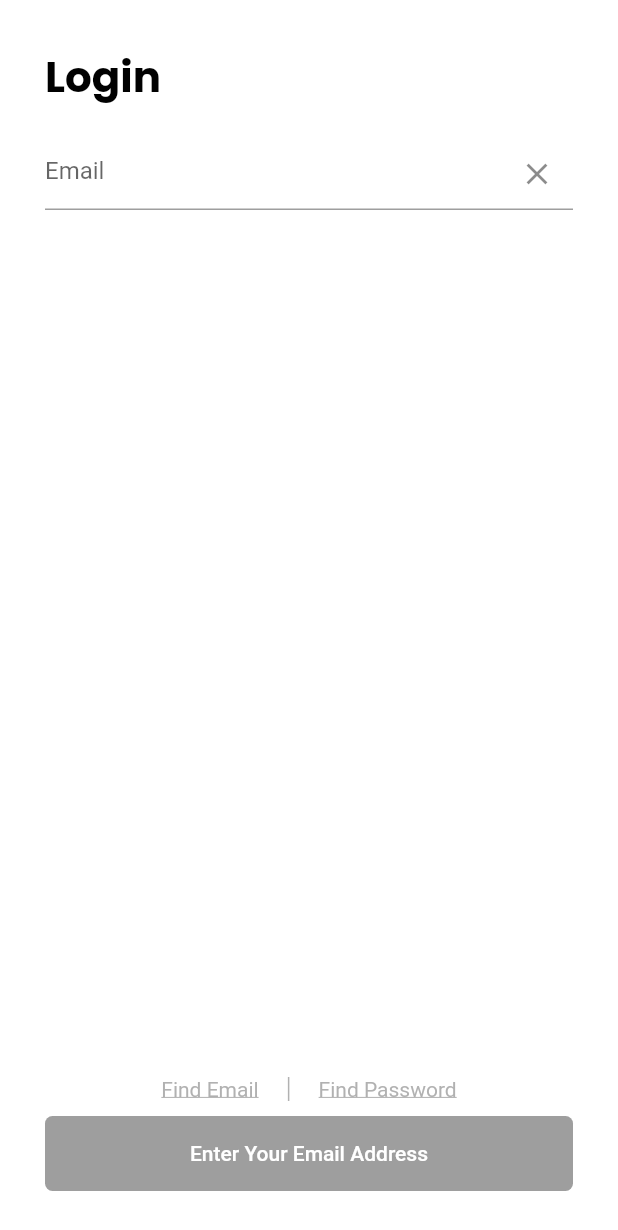
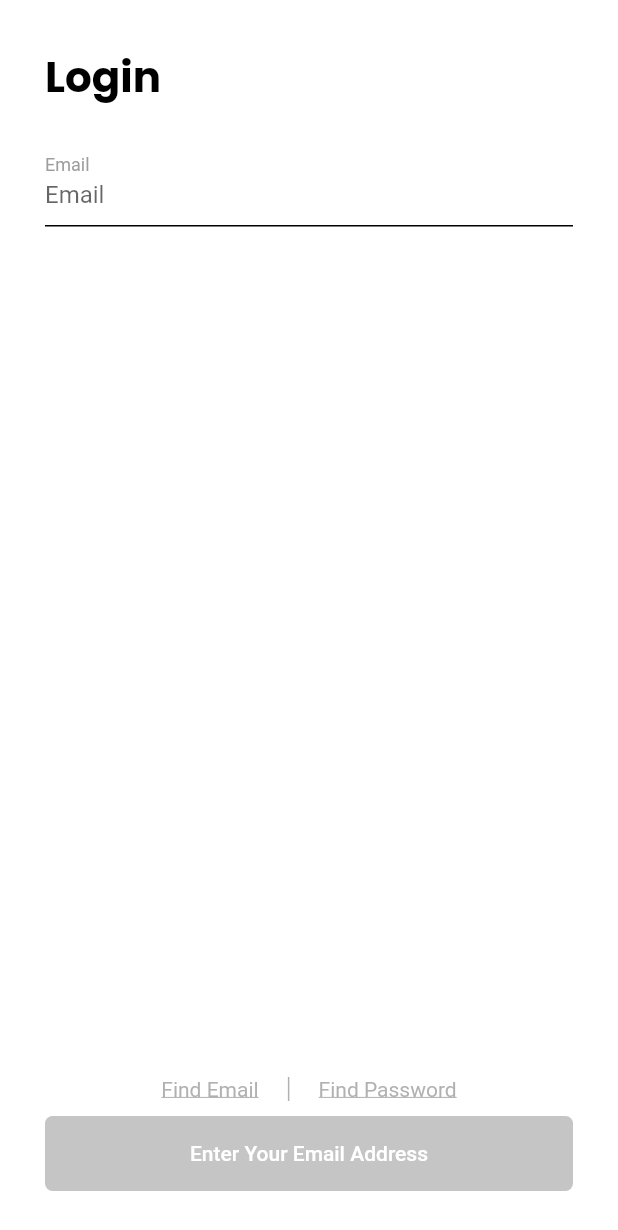
Before and after one commit to Abukiii/GetX-sample-project, a Flutter app: the screen it shows after launch, on a phone screen of 412 x 824 dp. Shown: the top 1230 px of the screen. Run offline on Flutter 3.47's test engine with Material 2 defaults, Android fonts, the phone set to English and light mode, and no system bars; our stand-ins replace get, google_fonts.

Commit message:
create reusable widgets

```diff
--- a/lib/View/screens/login_screen.dart
+++ b/lib/View/screens/login_screen.dart
@@ -1,12 +1,22 @@
 import 'package:flutter/material.dart';
 import 'package:get/get.dart';
+import 'package:getx_sample_project/View/widgets/custom_button.dart';
+import 'package:getx_sample_project/View/widgets/custom_text_field.dart';
 import 'package:getx_sample_project/controllers/login_controller.dart';
 
 class LoginScreen extends StatelessWidget {
-   LoginScreen({super.key});
+  LoginScreen({Key? key}) : super(key: key);
+
   final LoginController controller = Get.put(LoginController());
+  final FocusNode _emailFocus = FocusNode(); // Create a FocusNode for the email TextField
+
+
   @override
   Widget build(BuildContext context) {
+    Future.delayed(Duration.zero, () {
+      FocusScope.of(context).requestFocus(_emailFocus);
+    });
+
    return Scaffold(
       body: SafeArea(
         child: Padding(
@@ -30,6 +40,7 @@
                       controller.validateEmail(value);
                     },
                     hintText: "Email",
+                    focusNode: _emailFocus,
                   ),
 
                 Spacer(),
@@ -104,78 +115,3 @@
     );
   }
 }
-
-
-class CustomTextField extends StatelessWidget {
-  final TextEditingController controller;
-  final ValueChanged<String> onChanged;
-  final String hintText;
-  final bool isObscureText;
-
-  CustomTextField({
-    required this.controller,
-    required this.onChanged,
-    required this.hintText,
-    this.isObscureText = false,
-  });
-
-  @override
-  Widget build(BuildContext context) {
-    return TextField(
-      controller: controller,
-      onChanged: onChanged,
-      obscureText: isObscureText,
-      cursorColor: Colors.black,
-      decoration: InputDecoration(
-        focusedBorder: UnderlineInputBorder(
-          borderSide: BorderSide(color: Colors.black),
-        ),
-        suffixIcon: IconButton(
-          icon: Icon(Icons.clear),
-          onPressed: () => controller.clear(),
-        ),
-        hintText: hintText,
-      ),
-    );
-  }
-}
-
-
-class CustomElevatedButton extends StatelessWidget {
-  final bool isEnabled;
-  final VoidCallback onPressed;
-  final String label;
-
-  CustomElevatedButton({
-    required this.isEnabled,
-    required this.onPressed,
-    required this.label,
-  });
-
-  @override
-  Widget build(BuildContext context) {
-    return Container(
-      width: double.infinity,
-      child: ElevatedButton(
-        onPressed: isEnabled ? onPressed : null,
-        child: Text(
-          label,
-          style: TextStyle(color: Colors.white),
-        ),
-        style: ButtonStyle(
-          backgroundColor: MaterialStateProperty.all<Color>(
-            isEnabled ? Colors.black : Colors.grey,
-          ),
-          shape: MaterialStateProperty.all<RoundedRectangleBorder>(
-            RoundedRectangleBorder(
-              borderRadius: BorderRadius.circular(5.0),
-            ),
-          ),
-          minimumSize: MaterialStateProperty.all<Size>(
-            Size(double.infinity, 50.0),
-          ),
-        ),
-      ),
-    );
-  }
-}
--- /dev/null
+++ b/lib/View/widgets/custom_button.dart
@@ -0,0 +1,40 @@
+import 'package:flutter/material.dart';
+
+class CustomElevatedButton extends StatelessWidget {
+  final bool isEnabled;
+  final VoidCallback onPressed;
+  final String label;
+
+  const CustomElevatedButton({
+    required this.isEnabled,
+    required this.onPressed,
+    required this.label,
+  });
+
+  @override
+  Widget build(BuildContext context) {
+    return Container(
+      width: double.infinity,
+      child: ElevatedButton(
+        onPressed: isEnabled ? onPressed : null,
+        style: ButtonStyle(
+          backgroundColor: MaterialStateProperty.all<Color>(
+            isEnabled ? Colors.black : const Color.fromARGB(255, 198, 197, 197),
+          ),
+          shape: MaterialStateProperty.all<RoundedRectangleBorder>(
+            RoundedRectangleBorder(
+              borderRadius: BorderRadius.circular(5.0),
+            ),
+          ),
+          minimumSize: MaterialStateProperty.all<Size>(
+            const Size(double.infinity, 50.0),
+          ),
+        ),
+        child: Text(
+          label,
+          style: TextStyle(color: Colors.white),
+        ),
+      ),
+    );
+  }
+}
--- /dev/null
+++ b/lib/View/widgets/custom_text_field.dart
@@ -0,0 +1,41 @@
+import 'package:flutter/material.dart';
+
+class CustomTextField extends StatelessWidget {
+  final TextEditingController controller;
+  final ValueChanged<String> onChanged;
+  final String hintText;
+  final bool isObscureText;
+   final FocusNode? focusNode;
+   var suffix;
+
+  CustomTextField({
+    required this.controller,
+    required this.onChanged,
+    required this.hintText,
+    this.isObscureText = false,
+    this.focusNode,
+    required this.suffix,
+  });
+
+  @override
+  Widget build(BuildContext context) {
+    return TextFormField(
+  controller: controller,
+  onChanged: onChanged,
+  obscureText: isObscureText,
+  cursorColor: Colors.black,
+  focusNode: focusNode,
+   decoration: InputDecoration(
+    labelText: hintText,
+    hintText: hintText,
+    labelStyle: TextStyle(color: Colors.grey),
+    floatingLabelBehavior: FloatingLabelBehavior.auto,
+      focusedBorder: UnderlineInputBorder(
+      borderSide: BorderSide(color: Colors.black),
+    ),
+    suffixIcon: suffix
+  ),
+
+);
+  }
+}
```
